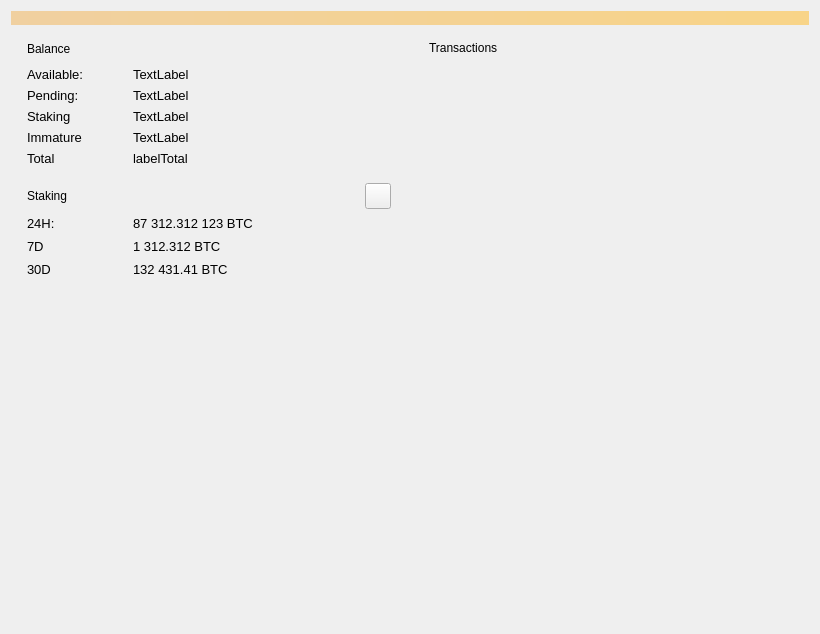
Old version of the form src/qt/forms/overviewpage.ui in the repository TrezarCoin/TrezarCoin.
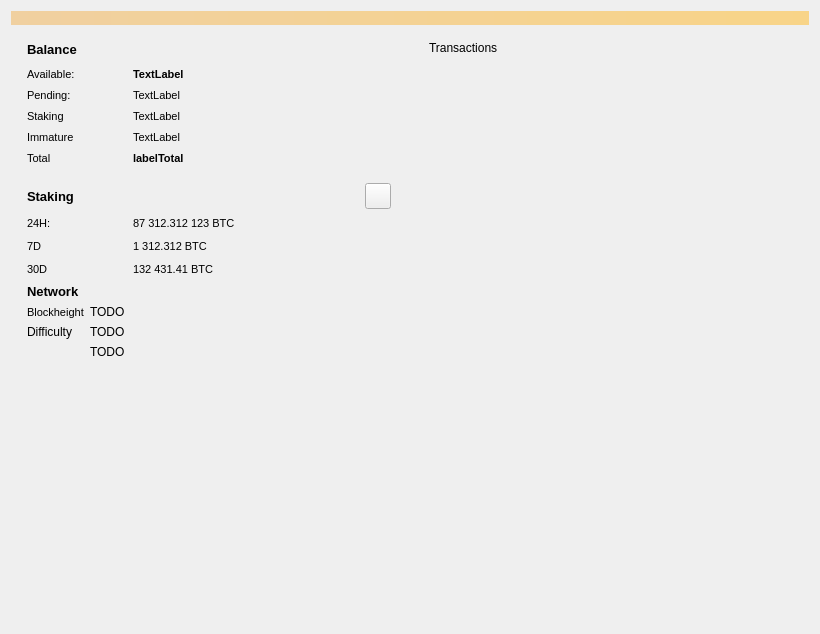
New version of the form. Custom widgets are drawn as their Qt base class.

Diff of the .ui file:
```diff
--- a/src/qt/forms/overviewpage.ui
+++ b/src/qt/forms/overviewpage.ui
@@ -81,7 +81,11 @@
             </sizepolicy>
            </property>
            <property name="font">
-            <font/>
+            <font>
+             <pointsize>10</pointsize>
+             <weight>75</weight>
+             <bold>true</bold>
+            </font>
            </property>
            <property name="text">
             <string>Balance</string>
@@ -176,7 +180,7 @@
              </property>
              <property name="font">
               <font>
-               <pointsize>10</pointsize>
+               <pointsize>8</pointsize>
                <weight>50</weight>
                <bold>false</bold>
                <stylestrategy>PreferAntialias</stylestrategy>
@@ -194,9 +198,9 @@
             <widget class="QLabel" name="labelBalance">
              <property name="font">
               <font>
-               <pointsize>10</pointsize>
-               <weight>50</weight>
-               <bold>false</bold>
+               <pointsize>8</pointsize>
+               <weight>75</weight>
+               <bold>true</bold>
                <stylestrategy>PreferAntialias</stylestrategy>
               </font>
              </property>
@@ -230,7 +234,7 @@
              </property>
              <property name="font">
               <font>
-               <pointsize>10</pointsize>
+               <pointsize>8</pointsize>
                <weight>50</weight>
                <bold>false</bold>
                <stylestrategy>PreferAntialias</stylestrategy>
@@ -248,7 +252,7 @@
             <widget class="QLabel" name="labelUnconfirmed">
              <property name="font">
               <font>
-               <pointsize>10</pointsize>
+               <pointsize>8</pointsize>
                <weight>50</weight>
                <bold>false</bold>
                <stylestrategy>PreferAntialias</stylestrategy>
@@ -284,7 +288,7 @@
              </property>
              <property name="font">
               <font>
-               <pointsize>10</pointsize>
+               <pointsize>8</pointsize>
                <weight>50</weight>
                <bold>false</bold>
                <stylestrategy>PreferAntialias</stylestrategy>
@@ -302,7 +306,7 @@
             <widget class="QLabel" name="labelImmature">
              <property name="font">
               <font>
-               <pointsize>10</pointsize>
+               <pointsize>8</pointsize>
                <weight>50</weight>
                <bold>false</bold>
                <stylestrategy>PreferAntialias</stylestrategy>
@@ -338,7 +342,7 @@
              </property>
              <property name="font">
               <font>
-               <pointsize>10</pointsize>
+               <pointsize>8</pointsize>
                <weight>50</weight>
                <bold>false</bold>
                <stylestrategy>PreferAntialias</stylestrategy>
@@ -356,9 +360,9 @@
             <widget class="QLabel" name="labelTotal">
              <property name="font">
               <font>
-               <pointsize>10</pointsize>
-               <weight>50</weight>
-               <bold>false</bold>
+               <pointsize>8</pointsize>
+               <weight>75</weight>
+               <bold>true</bold>
                <stylestrategy>PreferAntialias</stylestrategy>
               </font>
              </property>
@@ -374,7 +378,7 @@
             <widget class="QLabel" name="labelStaking">
              <property name="font">
               <font>
-               <pointsize>10</pointsize>
+               <pointsize>8</pointsize>
                <weight>50</weight>
                <bold>false</bold>
                <stylestrategy>PreferAntialias</stylestrategy>
@@ -410,7 +414,7 @@
              </property>
              <property name="font">
               <font>
-               <pointsize>10</pointsize>
+               <pointsize>8</pointsize>
                <weight>50</weight>
                <bold>false</bold>
                <stylestrategy>PreferAntialias</stylestrategy>
@@ -452,7 +456,11 @@
          <item>
           <widget class="QLabel" name="label_11">
            <property name="font">
-            <font/>
+            <font>
+             <pointsize>10</pointsize>
+             <weight>75</weight>
+             <bold>true</bold>
+            </font>
            </property>
            <property name="text">
             <string>Staking</string>
@@ -528,7 +536,7 @@
              </property>
              <property name="font">
               <font>
-               <pointsize>10</pointsize>
+               <pointsize>8</pointsize>
                <weight>50</weight>
                <bold>false</bold>
                <stylestrategy>PreferAntialias</stylestrategy>
@@ -546,7 +554,7 @@
             <widget class="QLabel" name="label24hStakingStats">
              <property name="font">
               <font>
-               <pointsize>10</pointsize>
+               <pointsize>8</pointsize>
                <weight>50</weight>
                <bold>false</bold>
                <stylestrategy>PreferAntialias</stylestrategy>
@@ -583,7 +591,7 @@
              </property>
              <property name="font">
               <font>
-               <pointsize>10</pointsize>
+               <pointsize>8</pointsize>
                <weight>50</weight>
                <bold>false</bold>
                <stylestrategy>PreferAntialias</stylestrategy>
@@ -602,7 +610,7 @@
             <widget class="QLabel" name="label7dStakingStats">
              <property name="font">
               <font>
-               <pointsize>10</pointsize>
+               <pointsize>8</pointsize>
                <weight>50</weight>
                <bold>false</bold>
                <stylestrategy>PreferAntialias</stylestrategy>
@@ -639,7 +647,7 @@
              </property>
              <property name="font">
               <font>
-               <pointsize>10</pointsize>
+               <pointsize>8</pointsize>
                <weight>50</weight>
                <bold>false</bold>
                <stylestrategy>PreferAntialias</stylestrategy>
@@ -658,7 +666,7 @@
             <widget class="QLabel" name="label30dStakingStats">
              <property name="font">
               <font>
-               <pointsize>10</pointsize>
+               <pointsize>8</pointsize>
                <weight>50</weight>
                <bold>false</bold>
                <stylestrategy>PreferAntialias</stylestrategy>
@@ -677,6 +685,93 @@
          </item>
         </layout>
        </item>
+       <item>
+        <widget class="QLabel" name="label">
+         <property name="font">
+          <font>
+           <pointsize>10</pointsize>
+           <weight>75</weight>
+           <bold>true</bold>
+          </font>
+         </property>
+         <property name="text">
+          <string>Network</string>
+         </property>
+        </widget>
+       </item>
+       <item>
+        <layout class="QHBoxLayout" name="horizontalLayout_8">
+         <property name="leftMargin">
+          <number>0</number>
+         </property>
+         <property name="topMargin">
+          <number>0</number>
+         </property>
+         <property name="rightMargin">
+          <number>0</number>
+         </property>
+         <item>
+          <layout class="QFormLayout" name="formLayout_4">
+           <property name="leftMargin">
+            <number>0</number>
+           </property>
+           <property name="topMargin">
+            <number>0</number>
+           </property>
+           <property name="rightMargin">
+            <number>0</number>
+           </property>
+           <item row="1" column="0">
+            <widget class="QLabel" name="label_6">
+             <property name="font">
+              <font>
+               <pointsize>8</pointsize>
+              </font>
+             </property>
+             <property name="text">
+              <string>Blockheight</string>
+             </property>
+            </widget>
+           </item>
+           <item row="1" column="1">
+            <widget class="QLabel" name="label_Blockheight">
+             <property name="text">
+              <string>TODO</string>
+             </property>
+            </widget>
+           </item>
+           <item row="2" column="0">
+            <widget class="QLabel" name="label_2">
+             <property name="text">
+              <string>Difficulty</string>
+             </property>
+            </widget>
+           </item>
+           <item row="2" column="1">
+            <widget class="QLabel" name="label_DiffPoW">
+             <property name="text">
+              <string>TODO</string>
+             </property>
+            </widget>
+           </item>
+           <item row="3" column="0">
+            <widget class="QLabel" name="label_9">
+             <property name="text">
+              <string/>
+             </property>
+            </widget>
+           </item>
+           <item row="3" column="1">
+            <widget class="QLabel" name="label_DiffPoS">
+             <property name="text">
+              <string>TODO</string>
+             </property>
+            </widget>
+           </item>
+          </layout>
+         </item>
+        </layout>
+       </item>
        <item>
         <widget class="QLabel" name="stakingStatusLabel">
          <property name="sizePolicy">
```
